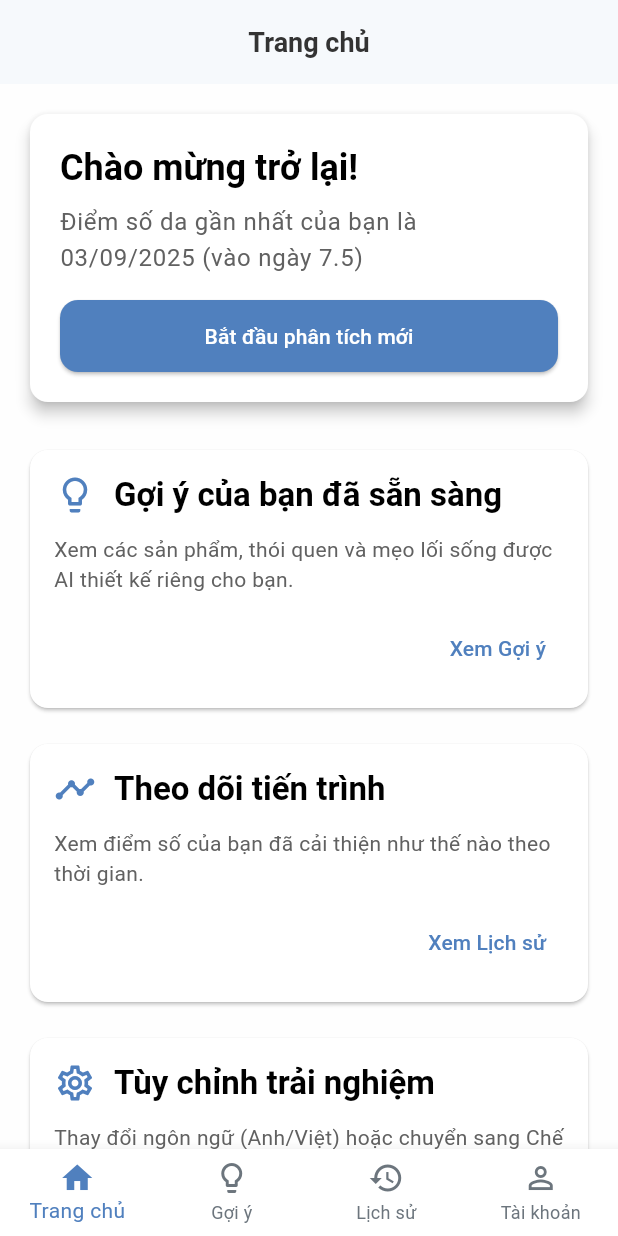
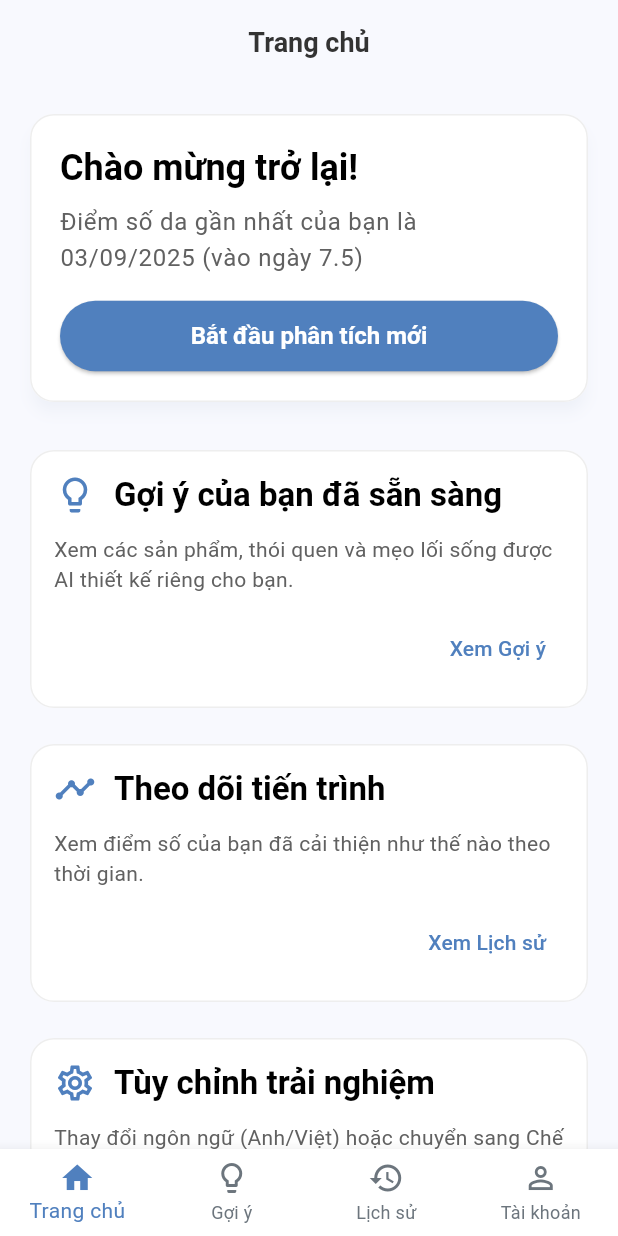
Before and after one commit to htrsng/btl_tbdd_NO5_trang-thanh, a Flutter app: the screen it shows after launch, on a phone screen of 412 x 824 dp. Run offline on Flutter 3.47's test engine with Material 3 defaults, Android fonts, the phone set to English and light mode, and no system bars; our stand-ins replace fl_chart, flutter_riverpod, image_picker, lottie, shared_preferences.

Commit message:
cap nhạt mau sac

```diff
--- a/app/lib/utils/app_colors.dart
+++ b/app/lib/utils/app_colors.dart
@@ -1,43 +1,35 @@
 import 'package:flutter/material.dart';
 
-// Lớp này chứa tất cả các hằng số màu sắc cho ứng dụng SkinAI.
 class AppColors {
-  // Constructor riêng tư để ngăn việc tạo instance của lớp này.
   AppColors._();
 
-  // --- Bảng màu Pastel chính từ ảnh ---
-  static const Color lightestBlue = Color(0xFFE0F2FC);
-  static const Color periwinkle = Color(0xFFC6DEF6);
-  static const Color steelBlue = Color(0xFF5080BE);
+  // === Bảng màu Pastel Mới ===
 
-  // Các màu hồng này được lấy mẫu trực quan từ ảnh để đảm bảo chính xác.
-  static const Color lightPink = Color(0xFFF7D8E4);
-  static const Color mediumPink = Color(0xFFE6C7D6);
+  // Màu Xanh/Tím chủ đạo (Từ IntroStep của bạn)
+  static const Color primaryBlue = Color(0xFF5080BE);
+  static const Color primaryLavender = Color(0xFFC6DEF6);
 
-  // --- Màu sắc theo ngữ nghĩa (Semantic Colors) ---
-  // Chúng ta gán các màu trong bảng màu vào các vai trò cụ thể.
+  // Màu Hồng/Nude nhấn (Từ bảng màu pastel)
+  static const Color accentPink = Color(0xFFE6F5FA); // Mã màu này là màu hồng
+  static const Color accentPinkLight =
+      Color(0xFFF7D8E4); // Lấy từ mã màu thực tế của ảnh
 
-  /// Màu chính cho các hành động quan trọng, AppBar, nút bấm.
-  static const Color primary = steelBlue;
+  // Màu Nền (Rất quan trọng!)
+  // Thay vì trắng tinh (0xFFFFFFFF), chúng ta dùng một màu trắng ngà/xám cực nhạt.
+  // Đây là bí quyết để làm cho giao diện trông "cao cấp" và dịu mắt.
+  static const Color background = Color(0xFFF8F9FE);
+  static const Color surface = Colors.white; // Màu cho các thẻ Card
 
-  /// Màu nhấn, dùng cho các thành phần phụ hoặc khi cần làm nổi bật.
-  static const Color accent = lightPink;
+  // Màu Chữ
+  static const Color textPrimary =
+      Color(0xFF333333); // Than chì (đẹp hơn đen tuyền)
+  static const Color textSecondary = Color(0xFF6C757D);
+  static const Color textLight = Color(0xFFB8B8B8);
 
-  /// Màu nền chính của các màn hình.
-  static const Color background = Color(0xFFFEFEFE); // Một màu trắng rất nhẹ
-
-  /// Màu nền cho các thành phần như Card, Dialog.
-  static const Color surface = Colors.white;
-
-  /// Màu cho các văn bản chính.
-  static const Color textPrimary = Color(0xFF333333);
-
-  /// Màu cho các văn bản phụ, mô tả.
-  static const Color textSecondary = Color(0xFF6C757D);
-
-  /// Màu cho trạng thái thành công.
-  static const Color success = Color(0xFF28A745);
-
-  /// Màu cho trạng thái lỗi, cảnh báo.
-  static const Color error = Color(0xFFDC3545);
+  // Màu Gradient (Từ IntroStep của bạn)
+  static const Gradient primaryGradient = LinearGradient(
+    colors: [primaryLavender, primaryBlue],
+    begin: Alignment.topLeft,
+    end: Alignment.bottomRight,
+  );
 }
--- a/app/lib/utils/app_theme.dart
+++ b/app/lib/utils/app_theme.dart
@@ -1,16 +1,20 @@
 import 'package:flutter/material.dart';
-import 'app_colors.dart';
+import 'app_colors.dart'; // Đảm bảo file này tồn tại
 
 class AppTheme {
   AppTheme._();
 
+  // --- GIAO DIỆN SÁNG ---
   static final ThemeData lightTheme = ThemeData(
     useMaterial3: true,
-    primaryColor: AppColors.primary,
-    scaffoldBackgroundColor: AppColors.background,
+    brightness: Brightness.light,
+    primaryColor: AppColors.primaryBlue,
+    scaffoldBackgroundColor: AppColors.background, // Nền trắng ngà
+
+    // [SỬA LỖI #2] - Thêm 'const'
     appBarTheme: const AppBarTheme(
-      backgroundColor: AppColors.surface,
-      elevation: 1,
+      backgroundColor: AppColors.background, // AppBar phẳng, tiệp màu nền
+      elevation: 0, // Bỏ bóng mờ
       centerTitle: true,
       iconTheme: IconThemeData(color: AppColors.textPrimary),
       titleTextStyle: TextStyle(
@@ -19,32 +23,49 @@ class AppTheme {
         fontWeight: FontWeight.bold,
       ),
     ),
+
     elevatedButtonTheme: ElevatedButtonThemeData(
       style: ElevatedButton.styleFrom(
-        backgroundColor: AppColors.primary,
+        backgroundColor: AppColors.primaryBlue,
         foregroundColor: Colors.white,
-        shape: RoundedRectangleBorder(
-          borderRadius: BorderRadius.circular(12.0),
-        ),
+        shape:
+            RoundedRectangleBorder(borderRadius: BorderRadius.circular(30.0)),
         padding: const EdgeInsets.symmetric(vertical: 14, horizontal: 24),
+        textStyle: const TextStyle(fontSize: 16, fontWeight: FontWeight.bold),
       ),
     ),
+
+    // [SỬA LỖI #1] - Đổi 'CardTheme' thành 'CardThemeData'
+    cardTheme: CardThemeData(
+      elevation: 0,
+      color: AppColors.surface,
+      shape: RoundedRectangleBorder(
+        borderRadius: BorderRadius.circular(16.0),
+        side: BorderSide(color: Colors.grey.shade200, width: 1.0),
+      ),
+      shadowColor: AppColors.primaryBlue.withAlpha(20),
+    ),
+
     bottomNavigationBarTheme: const BottomNavigationBarThemeData(
-      selectedItemColor: AppColors.primary,
+      backgroundColor: AppColors.surface,
+      selectedItemColor: AppColors.primaryBlue,
       unselectedItemColor: AppColors.textSecondary,
       type: BottomNavigationBarType.fixed,
     ),
+
     colorScheme: const ColorScheme.light(
-      primary: AppColors.primary,
-      secondary: AppColors.accent,
-      background: AppColors.background,
+      primary: AppColors.primaryBlue,
+      secondary: AppColors.accentPink,
+      // [SỬA LỖI #3] - Xóa bỏ thuộc tính 'background' đã cũ
       surface: AppColors.surface,
     ),
   );
+
+  // --- GIAO DIỆN TỐI ---
   static final ThemeData darkTheme = ThemeData(
     useMaterial3: true,
     brightness: Brightness.dark,
-    primaryColor: AppColors.primary,
+    primaryColor: AppColors.primaryBlue,
     scaffoldBackgroundColor: const Color(0xFF121212),
     cardColor: const Color(0xFF1E1E1E),
     appBarTheme: const AppBarTheme(
@@ -52,12 +73,12 @@ class AppTheme {
     ),
     bottomNavigationBarTheme: const BottomNavigationBarThemeData(
       backgroundColor: Color(0xFF1E1E1E),
-      selectedItemColor: AppColors.primary,
+      selectedItemColor: AppColors.primaryBlue,
       unselectedItemColor: Colors.grey,
     ),
     colorScheme: const ColorScheme.dark(
-      primary: AppColors.primary,
-      secondary: AppColors.accent,
+      primary: AppColors.primaryBlue,
+      secondary: AppColors.accentPink,
       surface: Color(0xFF1E1E1E),
     ),
   );
--- a/app/lib/widgets/results/analysis_panel_content.dart
+++ b/app/lib/widgets/results/analysis_panel_content.dart
@@ -8,11 +8,12 @@ import '../../screens/fake_expert_screen.dart';
 
 class AnalysisPanelContent extends ConsumerWidget {
   final SkinAnalysis analysis;
+
   const AnalysisPanelContent({required this.analysis, super.key});
 
   @override
   Widget build(BuildContext context, WidgetRef ref) {
-    final l10n = AppLocalizations.of(context)!;
+    final l10n = AppLocalizations.of(context)!; // Định nghĩa l10n ở đây
     final scoreText = analysis.skinScore.toStringAsFixed(1);
     final skinType =
         analysis.skinType.isNotEmpty ? analysis.skinType : 'Chưa xác định';
@@ -36,13 +37,21 @@ class AnalysisPanelContent extends ConsumerWidget {
           child: Column(
             crossAxisAlignment: CrossAxisAlignment.stretch,
             children: [
+              // 1. Thẻ thông tin chung (Điểm và Loại da)
               _buildTopInfoCard(context, scoreText, skinType, l10n),
               const SizedBox(height: 24),
+
+              // 2. Phần gợi ý cải thiện
               _buildImprovementTeaser(context, l10n),
               const SizedBox(height: 24),
+
+              // 3. Phần gợi ý sản phẩm nhỏ
               _buildProductTeaser(context, ref, l10n),
               const SizedBox(height: 24),
+
               const Divider(height: 24),
+
+              // [SỬA LỖI] - Sử dụng key l10n đã thêm
               Text(
                 l10n.detailedAnalysis,
                 style:
@@ -50,18 +59,26 @@ class AnalysisPanelContent extends ConsumerWidget {
                 textAlign: TextAlign.center,
               ),
               const SizedBox(height: 18),
+
+              // 4. Lưới điểm số chi tiết
               _buildGridInfoCards(context),
               const SizedBox(height: 24),
+
+              // 5. Các mục Kêu gọi hành động (CTA)
               _buildCtaSection(context, l10n),
               const SizedBox(height: 24),
+
+              // 6. Lưu ý quan trọng
               _buildDisclaimerBox(context, l10n),
-              const SizedBox(height: 24),
+              const SizedBox(height: 24), // Thêm khoảng đệm ở dưới cùng
             ],
           ),
         ),
       ],
     );
   }
+
+  // --- CÁC WIDGET CON ĐÃ ĐƯỢC CẬP NHẬT ---
 
   Widget _buildTopInfoCard(BuildContext context, String scoreText,
       String skinType, AppLocalizations l10n) {
@@ -188,9 +205,13 @@ class AnalysisPanelContent extends ConsumerWidget {
             decoration: BoxDecoration(
                 color: Colors.grey.shade100,
                 borderRadius: BorderRadius.circular(12)),
-            child: Image.network(product.image,
-                fit: BoxFit.contain,
-                errorBuilder: (c, e, s) => const Icon(Icons.image)),
+            child: Image.asset(
+              // [SỬA LỖI] - Dùng Image.asset cho tài sản cục bộ
+              product.image,
+              fit: BoxFit.contain,
+              errorBuilder: (c, e, s) =>
+                  const Icon(Icons.image_not_supported, color: Colors.grey),
+            ),
           ),
           const SizedBox(height: 8),
           Text(product.name,
@@ -289,6 +310,7 @@ class AnalysisPanelContent extends ConsumerWidget {
     );
   }
 
+  // [SỬA LỖI] - Thêm xử lý null (??) cho các giá trị từ l10n
   Widget _buildCtaSection(BuildContext context, AppLocalizations l10n) {
     return Column(
       children: [
@@ -364,6 +386,7 @@ class AnalysisPanelContent extends ConsumerWidget {
     );
   }
 
+  // [SỬA LỖI] - Thêm xử lý null (??) cho các giá trị từ l10n
   Widget _buildDisclaimerBox(BuildContext context, AppLocalizations l10n) {
     return Container(
       padding: const EdgeInsets.all(12.0),
```
